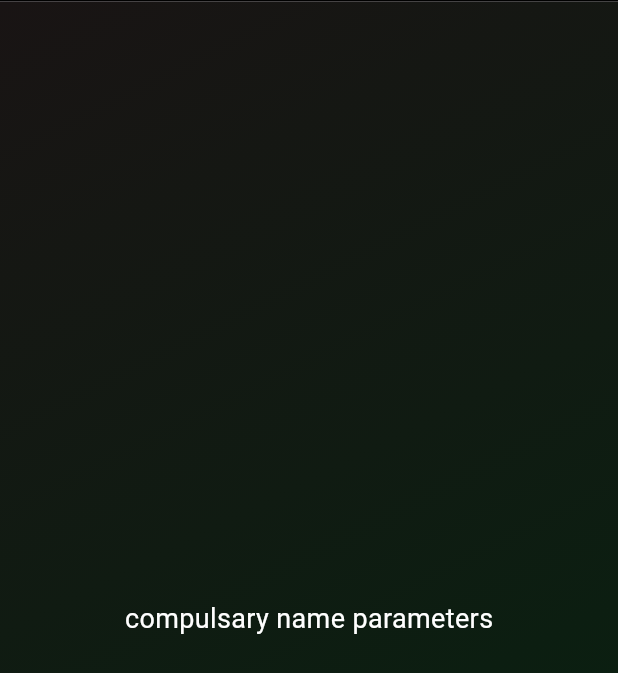
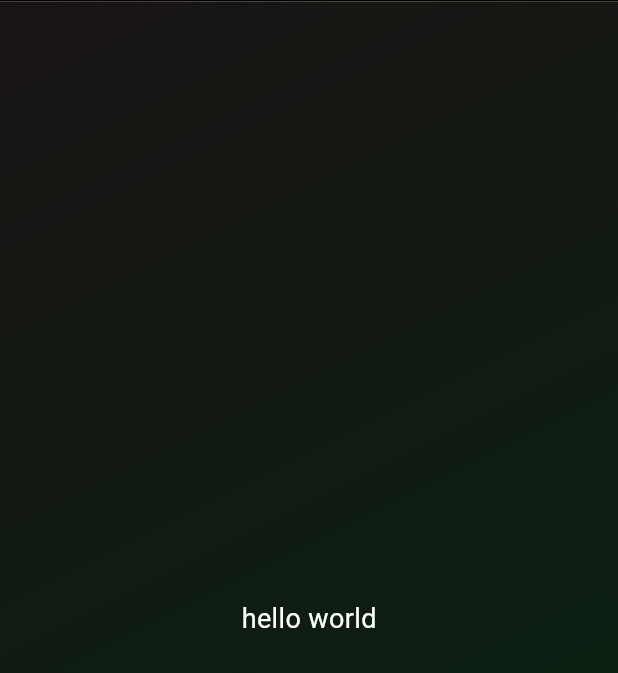
Before and after one commit to Onesso/Flutter-fundamentals, a Flutter app: the screen it shows after launch, on a phone screen of 412 x 824 dp. Shown: the top 673 px of the screen. Run offline on Flutter 3.47's test engine with Material 3 defaults, Android fonts, the phone set to English and light mode, and no system bars.

Commit message:
added variables and dynamically passing data between classes

```diff
--- /dev/null
+++ b/lib/gradient_container.dart
@@ -0,0 +1,31 @@
+import 'package:flutter/material.dart';
+import 'package:roll_dice/styled_test.dart';
+
+Alignment topLeft = Alignment.topLeft;
+Alignment bottomRight = Alignment.bottomRight;
+
+class GradientContainer extends StatelessWidget {
+  const GradientContainer({
+    super.key,
+  }); //this constructor is used to initialize the widget.
+
+  @override
+  Widget build(context) {
+    return SafeArea(
+      bottom: false,
+      child: Container(
+        decoration: BoxDecoration(
+          gradient: LinearGradient(
+            begin: topLeft,
+            end: bottomRight,
+            colors: [
+              Color(0xFF191414),
+              Color.fromARGB(255, 3, 37, 15),
+            ],
+          ),
+        ),
+        child: StyledText("hello world"),
+      ),
+    );
+  }
+}
--- a/lib/main.dart
+++ b/lib/main.dart
@@ -1,4 +1,5 @@
 import 'package:flutter/material.dart';
+import 'package:roll_dice/gradient_container.dart';
 
 void main() {
   runApp(
@@ -15,35 +16,3 @@ void main() {
     ),
   );
 }
-
-class GradientContainer extends StatelessWidget {
-  const GradientContainer({super.key}); //this constructor is used to initialize the widget.
-
-  @override
-  Widget build(context) {
-    return SafeArea(
-      bottom: false,
-      child: Container(
-        decoration: BoxDecoration(
-          gradient: LinearGradient(
-            begin: Alignment.topLeft,
-            end: Alignment.bottomRight,
-            colors: [
-              Color(0xFF191414),
-              Color.fromARGB(255, 3, 37, 15),
-            ],
-          ),
-        ),
-        child: const Center(
-          child: Text(
-            "compulsary name parameters",
-            style: TextStyle(
-              color: Colors.white,
-              fontSize: 18,
-            ),
-          ),
-        ),
-      ),
-    );
-  }
-}
--- /dev/null
+++ b/lib/styled_test.dart
@@ -0,0 +1,20 @@
+import 'package:flutter/material.dart';
+
+class StyledText extends StatelessWidget {
+  const StyledText(this.text, {super.key});
+
+  final String text;
+
+  @override
+  Widget build(context) {
+    return Center(
+      child: Text(
+        text,
+        style: TextStyle(
+          color: Colors.white,
+          fontSize: 18,
+        ),
+      ),
+    );
+  }
+}
--- a/summary.txt
+++ b/summary.txt
@@ -1,3 +1,11 @@
+adb kill-server
+adb start-server
+
+
+
+
+
+
 To create reusable components we start to use class.
 
 In flutter every widgets and objects. This means that they have their class.
```
